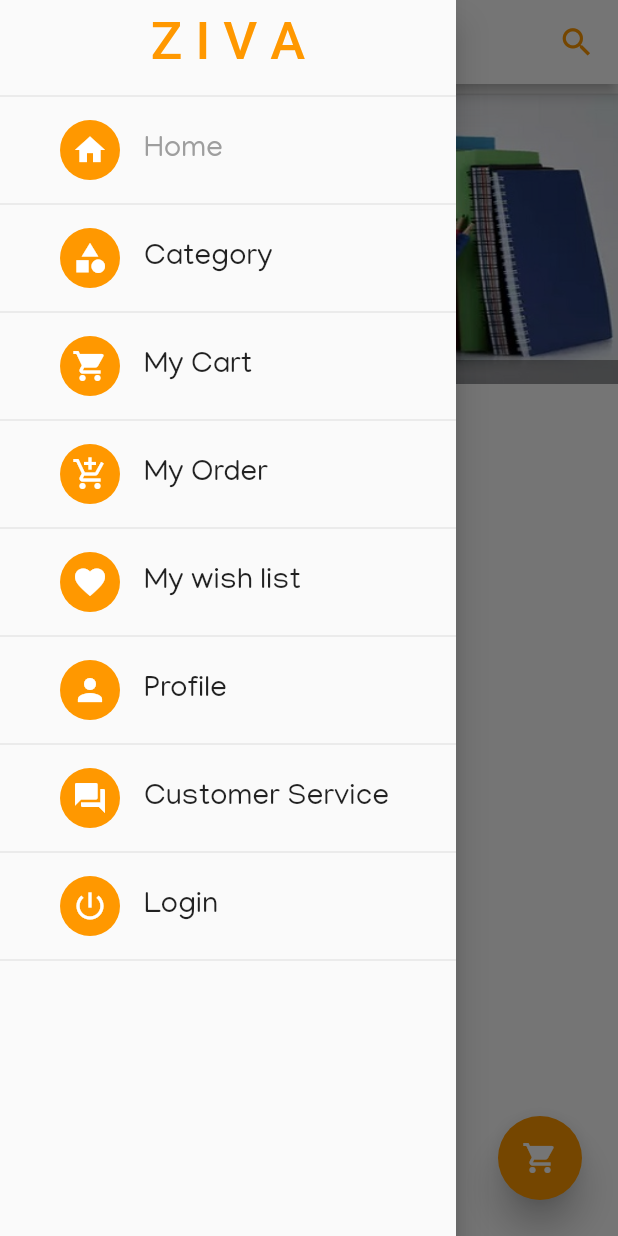
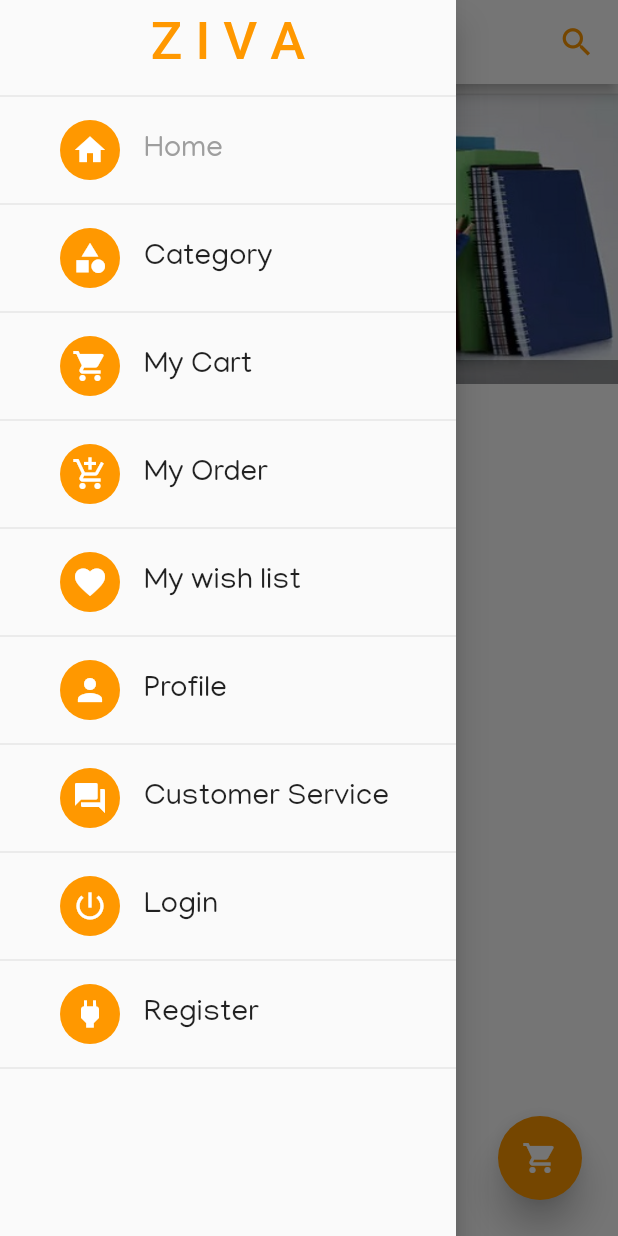
Before and after one commit to safayavatsal/Ziva, a Flutter app: the screen it shows after launch, with the side drawer open, on a phone screen of 412 x 824 dp. Run offline on Flutter 3.47's test engine with Material 2 defaults, Android fonts, the light colour scheme and no system bars; drawn by our look-alikes of carousel_pro; our stand-ins replace firebase_auth, firebase_database, firebase_storage, fluttertoast, progress_dialog; missing offline and left inert: mailer2; accounts and stored records are empty; Roboto replaces fonts that are missing (Manzari-Bold).

Commit message:
Both login and register in drawer

```diff
--- a/lib/ProductDetails.dart
+++ b/lib/ProductDetails.dart
@@ -164,7 +164,7 @@ class _ProductDetailsState extends State<ProductDetails> {
                     return MaterialButton(
                       onPressed: (){
                         Fluttertoast.showToast(
-                            msg: "Please Login",
+                            msg: "Please Login or Register",
                             gravity: ToastGravity.BOTTOM,
                             toastLength: Toast.LENGTH_LONG);
                       },
@@ -217,7 +217,7 @@ class _ProductDetailsState extends State<ProductDetails> {
                     return  MaterialButton(
                       onPressed: (){
                         Fluttertoast.showToast(
-                            msg: "Please Login",
+                            msg: "Please Login or Register",
                             gravity: ToastGravity.BOTTOM,
                             toastLength: Toast.LENGTH_LONG);
                       },
@@ -246,7 +246,7 @@ class _ProductDetailsState extends State<ProductDetails> {
                   return FlatButton(
                       onPressed: (){
                         Fluttertoast.showToast(
-                            msg: "Please Login",
+                            msg: "Please Login or Register",
                             gravity: ToastGravity.BOTTOM,
                             toastLength: Toast.LENGTH_LONG);
                       },
--- a/lib/forgetpassword.dart
+++ b/lib/forgetpassword.dart
@@ -52,10 +52,10 @@ class _MyHomePageState extends State<MyHomePage> {
       setState(() {
         progressDialog.dismiss();
         Fluttertoast.showToast(
-            msg: "Email has been added",
+            msg: "Email has been Sended",
             gravity: ToastGravity.BOTTOM,
             toastLength: Toast.LENGTH_LONG);
-        Navigator.of(context).pushReplacement(MaterialPageRoute(builder: (context) => MyApp()));
+        Navigator.of(context).pushReplacement(MaterialPageRoute(builder: (context) => MyHomePage()));
       });
     } else {
       print("failed");
--- a/lib/homepage.dart
+++ b/lib/homepage.dart
@@ -8,6 +8,7 @@ import 'package:ziva/category.dart';
 import 'package:ziva/main.dart';
 import 'package:ziva/order.dart';
 import 'package:ziva/profile.dart';
+import 'package:ziva/register.dart';
 import 'package:ziva/service.dart';
 import 'package:ziva/wishlist.dart';
 
@@ -52,7 +53,10 @@ class _HomePageState extends State<HomePage> {
 
   }
   void login() {
-    Navigator.push(context, MaterialPageRoute(builder: (context) => MyHomePage()));
+    Navigator.push(context, MaterialPageRoute(builder: (context) => Loginpage()));
+  }
+  void register() {
+    Navigator.push(context, MaterialPageRoute(builder: (context) => Register()));
   }
   getdata(){
     DatabaseReference reference = FirebaseDatabase.instance
@@ -315,7 +319,33 @@ class _HomePageState extends State<HomePage> {
                 }
               },
             ),
-
+            Divider(),
+            FutureBuilder(
+              future: FirebaseAuth.instance.currentUser(),
+              builder: (BuildContext context, AsyncSnapshot<FirebaseUser> snapshot){
+                if(snapshot.hasData){
+                  return Divider();
+                }
+                else{
+                  return ListTile(
+                    onTap: register,
+                    contentPadding: EdgeInsets.only(left: 40.0),
+                    title: Text(
+                      "Register",
+                      style: TextStyle(
+                        fontSize: 20.0,
+                      ),
+                    ),
+                    leading: CircleAvatar(
+                        backgroundColor: Colors.orange,
+                        child: Icon(
+                          Icons.power,
+                          color: Colors.white,
+                        )),
+                  );
+                }
+              },
+            ),
             Divider(),
           ],
         ),
```
Also changed, not shown: lib/main.dart (+11 -24 lines), lib/register.dart (+14 -11 lines).
